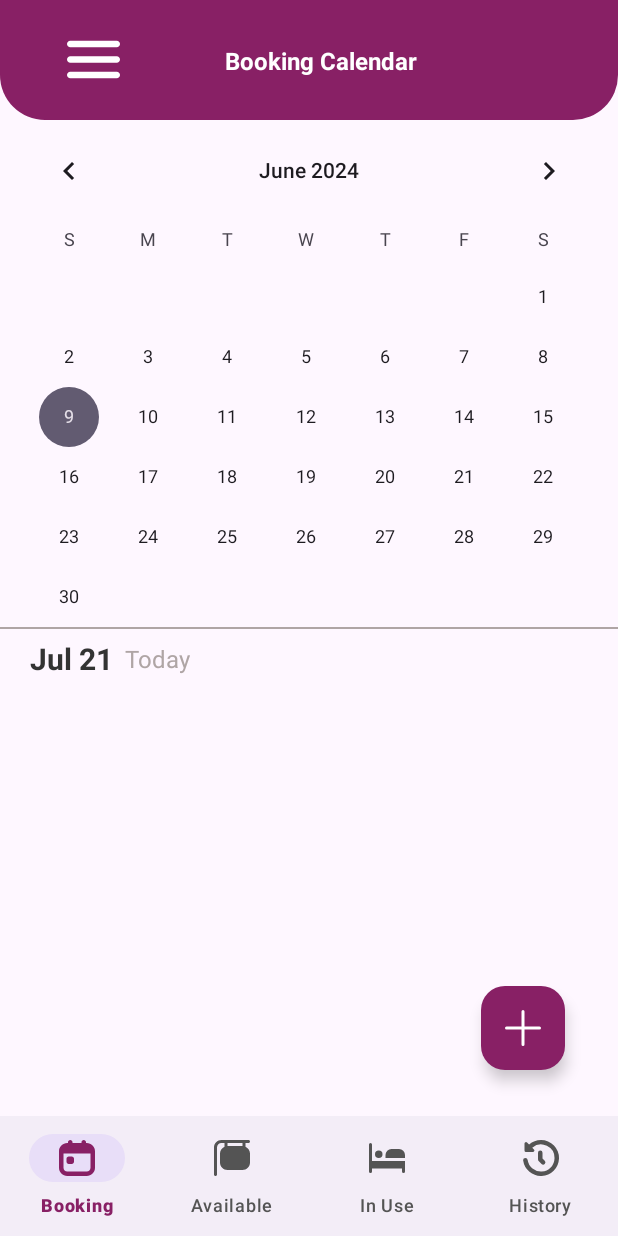
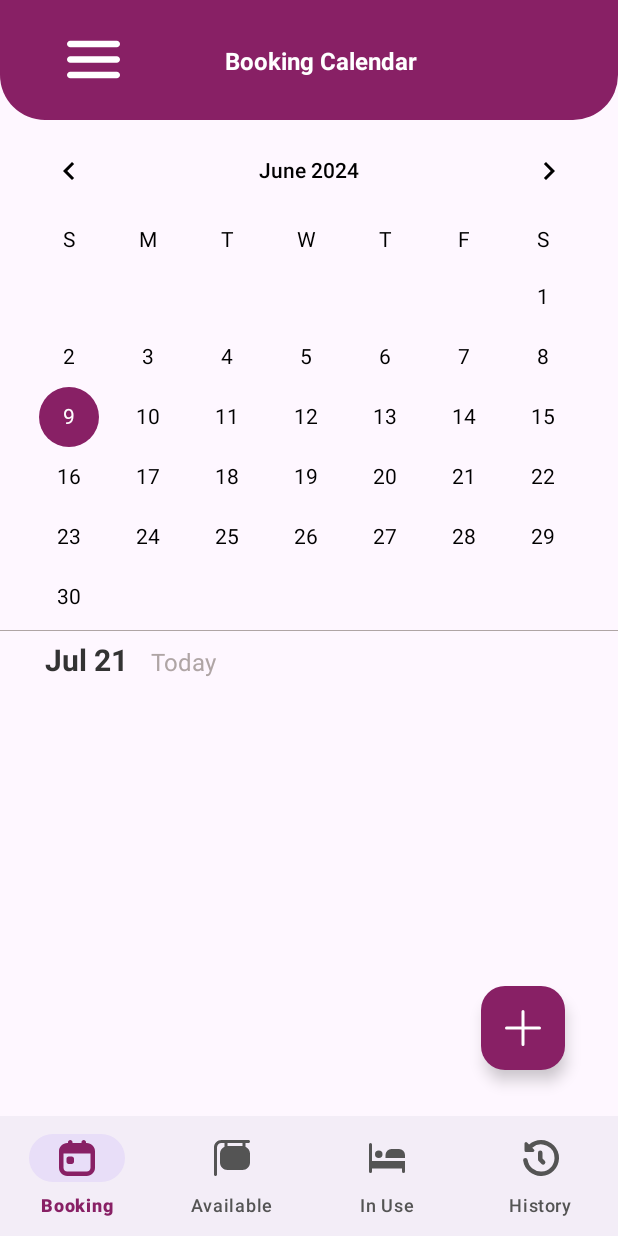
Before and after one commit to angelb9967/Nurad-Admin-Mobile, an Android app: the Fragment_Booking screen opened directly, with no data from a screen before it, on a phone screen of 412 x 824 dp. Run offline under Robolectric (Android 15) with nearby library versions, the phone set to English and light mode, and no system bars; our stand-ins replace Firebase (no records; nobody signed in at launch, a user with empty details on screens opened directly).

Commit message:
Modified Calendar View

```diff
--- a/app/src/main/java/com/example/nuradadmin/Fragments/Fragment_Booking.java
+++ b/app/src/main/java/com/example/nuradadmin/Fragments/Fragment_Booking.java
@@ -31,11 +31,6 @@
 import java.util.ArrayList;
 import java.util.List;
 
-/**
- * A simple {@link Fragment} subclass.
- * Use the {@link Fragment_Booking#newInstance} factory method to
- * create an instance of this fragment.
- */
 public class Fragment_Booking extends Fragment {
     private FloatingActionButton floatingBtn;
     private CalendarView calendarView;
--- /dev/null
+++ b/app/src/main/res/drawable/calendar_date_selector.xml
@@ -0,0 +1,6 @@
+<?xml version="1.0" encoding="utf-8"?>
+<selector xmlns:android="http://schemas.android.com/apk/res/android">
+    <item android:state_activated="true" android:color="@color/white" />
+    <item android:state_enabled="false" android:color="@color/lightgray"/>
+    <item android:color="@color/black" />
+</selector>
--- a/app/src/main/res/layout/fragment__booking.xml
+++ b/app/src/main/res/layout/fragment__booking.xml
@@ -27,10 +27,25 @@
             app:srcCompat="@drawable/plus"
             android:contentDescription="@string/ToDo" />
 
+        <ScrollView
+            android:layout_width="match_parent"
+            android:layout_height="0dp"
+            app:layout_constraintBottom_toBottomOf="parent"
+            app:layout_constraintEnd_toEndOf="parent"
+            app:layout_constraintStart_toStartOf="parent"
+            app:layout_constraintTop_toTopOf="parent">
+
+            <androidx.constraintlayout.widget.ConstraintLayout
+                android:layout_width="match_parent"
+                android:layout_height="match_parent">
+
                 <CalendarView
                     android:id="@+id/calendarView"
                     android:layout_width="match_parent"
                     android:layout_height="wrap_content"
+                    android:theme="@style/CalenderViewCustom"
+                    android:dateTextAppearance="@style/CalenderViewDateCustomText"
+                    android:weekDayTextAppearance="@style/CalenderViewWeekCustomText"
                     app:layout_constraintBottom_toBottomOf="parent"
                     app:layout_constraintEnd_toEndOf="parent"
                     app:layout_constraintStart_toStartOf="parent"
@@ -40,55 +55,57 @@
                 <View
                     android:id="@+id/view"
                     android:layout_width="match_parent"
-            android:layout_height="1dp"
+                    android:layout_height=".5dp"
                     android:background="@color/lightgray"
+                    android:layout_marginTop="2dp"
                     app:layout_constraintEnd_toEndOf="parent"
                     app:layout_constraintStart_toStartOf="parent"
                     app:layout_constraintTop_toBottomOf="@+id/calendarView" />
+
+                <LinearLayout
+                    android:id="@+id/container"
+                    android:layout_marginTop="5dp"
+                    android:layout_width="match_parent"
+                    android:layout_height="wrap_content"
+                    app:layout_constraintEnd_toEndOf="parent"
+                    app:layout_constraintHorizontal_bias="0.0"
+                    app:layout_constraintStart_toStartOf="parent"
+                    app:layout_constraintTop_toBottomOf="@+id/view" >
 
                     <TextView
                         android:id="@+id/date_Etxt"
                         android:layout_width="wrap_content"
                         android:layout_height="wrap_content"
-            android:layout_marginStart="20dp"
-            android:layout_marginTop="6dp"
-            android:layout_marginEnd="30dp"
+                        android:layout_marginStart="30dp"
+                        android:layout_marginEnd="15dp"
                         android:text="Jul 21"
                         android:textColor="@color/softblack"
                         android:textSize="20sp"
                         android:textStyle="bold"
-            app:layout_constraintEnd_toEndOf="parent"
-            app:layout_constraintHorizontal_bias="0.0"
-            app:layout_constraintStart_toStartOf="parent"
-            app:layout_constraintTop_toBottomOf="@+id/view" />
+                        />
 
                     <TextView
                         android:id="@+id/dayOftheWeek_Etxt"
                         android:layout_width="wrap_content"
                         android:layout_height="wrap_content"
-            android:layout_marginStart="2dp"
-            android:layout_marginEnd="30dp"
                         android:text="Today"
                         android:textColor="@color/lightgray"
-            android:textSize="16sp"
-            app:layout_constraintBottom_toBottomOf="@+id/date_Etxt"
-            app:layout_constraintEnd_toEndOf="parent"
-            app:layout_constraintHorizontal_bias="0.024"
-            app:layout_constraintStart_toEndOf="@+id/date_Etxt"
-            app:layout_constraintTop_toTopOf="@+id/date_Etxt" />
+                        android:textSize="16sp" />
+
+                </LinearLayout>
 
                 <androidx.recyclerview.widget.RecyclerView
                     android:id="@+id/recyclerView"
-            android:layout_marginTop="10dp"
+                    android:layout_width="match_parent"
+                    android:layout_height="wrap_content"
                     android:layout_marginStart="20dp"
                     android:layout_marginEnd="20dp"
-            android:layout_width="match_parent"
-            android:layout_height="0dp"
+                    app:layout_constraintBottom_toBottomOf="parent"
+                    app:layout_constraintEnd_toEndOf="parent"
                     app:layout_constraintStart_toStartOf="parent"
-            app:layout_constraintEnd_toEndOf="parent"
-            app:layout_constraintBottom_toBottomOf="parent"
-            app:layout_constraintTop_toBottomOf="@+id/date_Etxt"/>
+                    app:layout_constraintTop_toBottomOf="@+id/container" />
 
             </androidx.constraintlayout.widget.ConstraintLayout>
-
+        </ScrollView>
+    </androidx.constraintlayout.widget.ConstraintLayout>
 </FrameLayout>
--- /dev/null
+++ b/app/src/main/res/values/CalendarDateTextAppearance.xml
@@ -0,0 +1,7 @@
+<?xml version="1.0" encoding="utf-8"?>
+<resources xmlns:android="http://schemas.android.com/apk/res/android">
+    <style name="CalenderViewDateCustomText" parent="TextAppearance.AppCompat">
+        <item name="android:textColor">@drawable/calendar_date_selector</item>
+    </style>
+
+</resources>
--- /dev/null
+++ b/app/src/main/res/values/CalendarViewCustom.xml
@@ -0,0 +1,7 @@
+<?xml version="1.0" encoding="utf-8"?>
+<resources>
+    <style name="CalenderViewCustom" parent="Theme.AppCompat">
+        <item name="colorControlActivated">@color/purple</item>
+        <item name="android:textColorPrimary">@color/black</item>
+    </style>
+</resources>
--- /dev/null
+++ b/app/src/main/res/values/CalenderViewWeekCustomText.xml
@@ -0,0 +1,6 @@
+<?xml version="1.0" encoding="utf-8"?>
+<resources>
+    <style name="CalenderViewWeekCustomText" parent="android:TextAppearance.DeviceDefault.Small">
+        <item name="android:textColor">@color/black</item>
+    </style>
+</resources>
```
Lines whose indentation alone changed are shown as unchanged.
